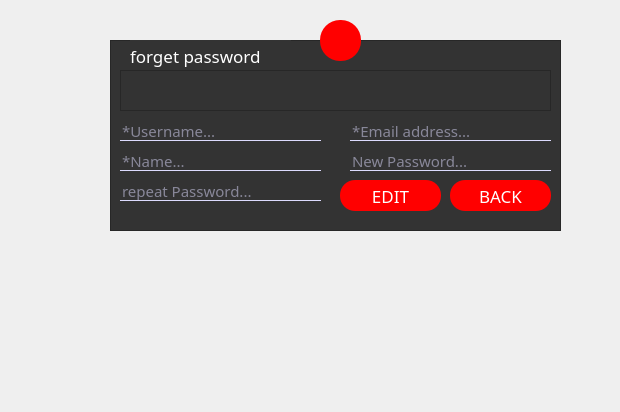
parastoo-gholami/library, file forget_pass.ui: the form before one commit.
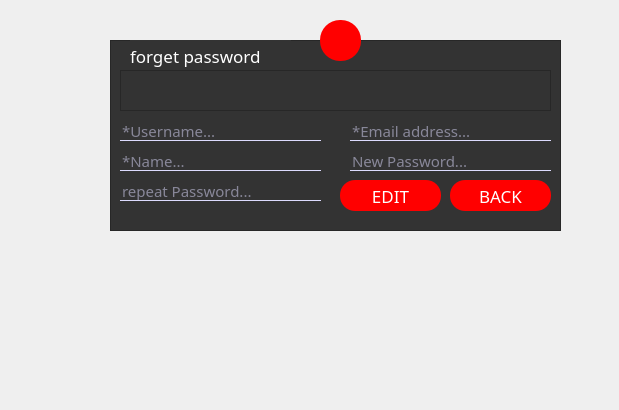
The form after the commit. Icons and pictures are not drawn.

What changed in the file:
```diff
--- a/forget_pass.ui
+++ b/forget_pass.ui
@@ -6,10 +6,22 @@
    <rect>
     <x>0</x>
     <y>0</y>
-    <width>620</width>
-    <height>412</height>
+    <width>619</width>
+    <height>410</height>
    </rect>
   </property>
+  <property name="minimumSize">
+   <size>
+    <width>619</width>
+    <height>410</height>
+   </size>
+  </property>
+  <property name="maximumSize">
+   <size>
+    <width>619</width>
+    <height>410</height>
+   </size>
+  </property>
   <property name="windowTitle">
    <string>Dialog</string>
   </property>
```
